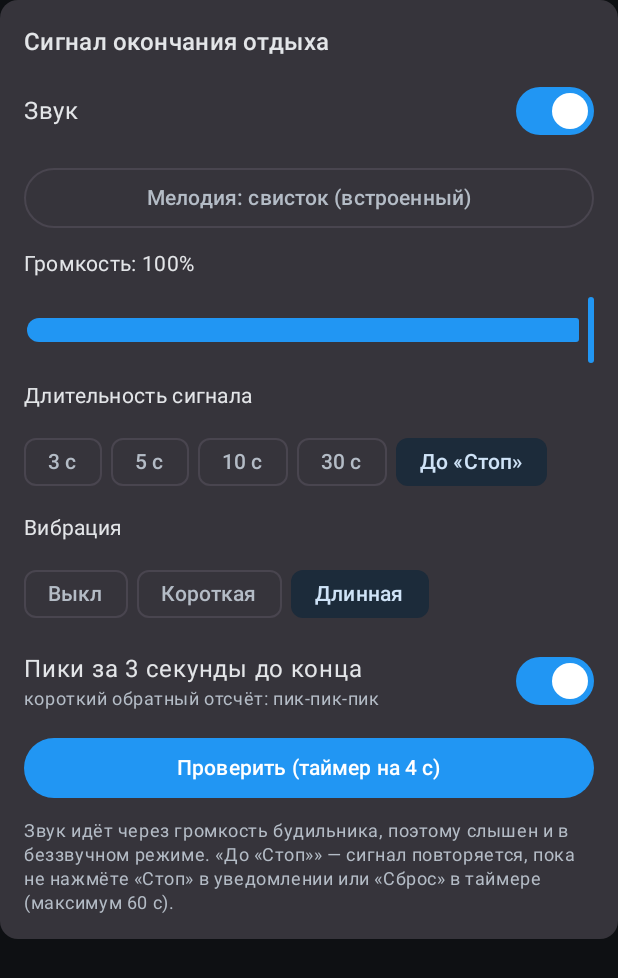
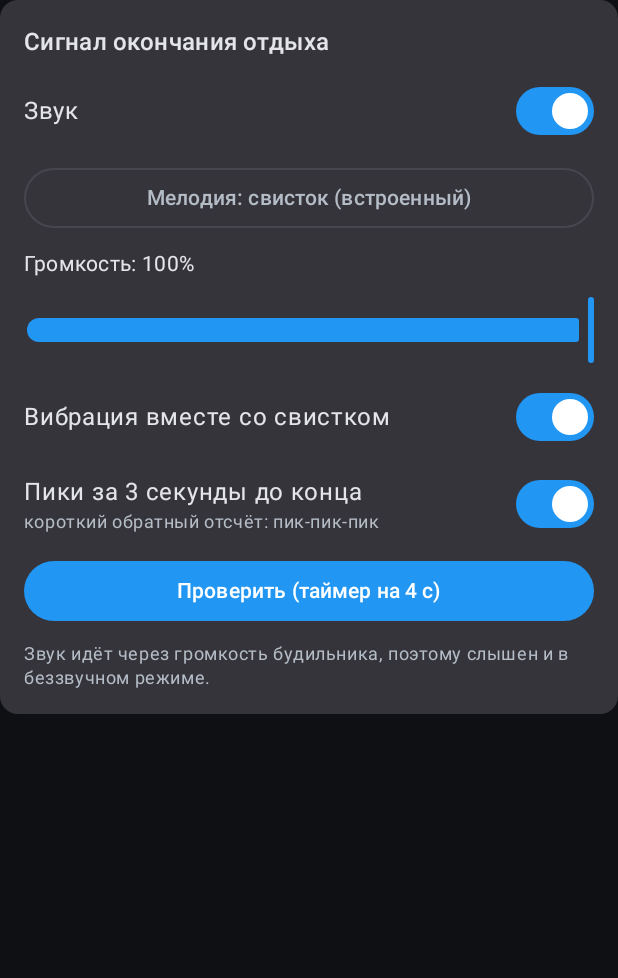
Before and after one commit to Airatik2004/Streetlift, an Android app built with Jetpack Compose: the composable SignalSettingsCard shown on its own in the app's theme, on a phone screen of 412 x 824 dp. Shown: the top 978 px of the screen. Run offline under Robolectric (Android 15) with nearby library versions, the phone set to English and light mode, and no system bars.

Commit message:
Ровно один свисток, вибрация под свисток (вкл/выкл)
Co-Authored-By: Claude Opus 5.5 <noreply@anthropic.com>
Claude-Session: https://claude.ai/code/session_01CnvAUYGLVMCzHoVuzjBdZB

```diff
--- a/app/src/main/java/ru/streetlift/tracker/timer/TimerPrefs.kt
+++ b/app/src/main/java/ru/streetlift/tracker/timer/TimerPrefs.kt
@@ -4,31 +4,23 @@ import android.content.Context
 
 /**
  * Настройки сигнала окончания отдыха. Хранятся на устройстве (SharedPreferences):
- * мелодия — это ссылка на звук конкретного телефона, в JSON-бэкап её переносить нет смысла.
+ * мелодия — ссылка на звук конкретного телефона, в JSON-бэкап её переносить нет смысла.
  */
 object TimerPrefs {
 
-    enum class Vibration(val title: String, val pattern: LongArray) {
-        OFF("Выкл", longArrayOf()),
-        SHORT("Короткая", longArrayOf(0, 300, 250, 300, 900)),
-        LONG("Длинная", longArrayOf(0, 900, 400, 900, 700)),
-    }
+    /** Вибрация звучит «под свисток»: одна, той же длины. */
+    const val VIBRATION_MS = 1_000L
 
     data class Prefs(
         val soundEnabled: Boolean = true,
         /** content:// ссылка на системный звук; null — встроенный свисток. */
         val soundUri: String? = null,
-        /** Длительность сигнала, с; 0 — до нажатия «Стоп» (но не дольше 60 с). */
-        val durationSec: Int = 5,
         /** Громкость 0.1..1.0 (Android 9+). */
         val volume: Float = 1f,
-        val vibration: Vibration = Vibration.LONG,
+        val vibration: Boolean = true,
         /** Короткие пики за 3, 2, 1 секунду до конца. */
         val countdownBeeps: Boolean = true,
     )
-
-    val DURATIONS = listOf(3, 5, 10, 30, 0)
-    const val UNTIL_STOP_CAP_SEC = 60
 
     private const val FILE = "timer_signal"
 
@@ -37,10 +29,8 @@ object TimerPrefs {
         return Prefs(
             soundEnabled = p.getBoolean("soundEnabled", true),
             soundUri = p.getString("soundUri", null),
-            durationSec = p.getInt("durationSec", 5),
             volume = p.getFloat("volume", 1f),
-            vibration = runCatching { Vibration.valueOf(p.getString("vibration", null) ?: "") }
-                .getOrDefault(Vibration.LONG),
+            vibration = p.getBoolean("vibrationOn", true),
             countdownBeeps = p.getBoolean("countdownBeeps", true),
         )
     }
@@ -49,9 +39,8 @@ object TimerPrefs {
         context.getSharedPreferences(FILE, Context.MODE_PRIVATE).edit()
             .putBoolean("soundEnabled", prefs.soundEnabled)
             .putString("soundUri", prefs.soundUri)
-            .putInt("durationSec", prefs.durationSec)
             .putFloat("volume", prefs.volume)
-            .putString("vibration", prefs.vibration.name)
+            .putBoolean("vibrationOn", prefs.vibration)
             .putBoolean("countdownBeeps", prefs.countdownBeeps)
             .apply()
     }
--- a/app/src/main/java/ru/streetlift/tracker/ui/timer/TimerUi.kt
+++ b/app/src/main/java/ru/streetlift/tracker/ui/timer/TimerUi.kt
@@ -376,26 +376,9 @@ fun SignalSettingsCard() {
                 )
             }
 
-            Text("Длительность сигнала", style = MaterialTheme.typography.bodyMedium)
-            Row(Modifier.horizontalScroll(rememberScrollState()), horizontalArrangement = Arrangement.spacedBy(6.dp)) {
-                TimerPrefs.DURATIONS.forEach { d ->
-                    FilterChip(
-                        selected = p.durationSec == d,
-                        onClick = { update(p.copy(durationSec = d)) },
-                        label = { Text(if (d == 0) "До «Стоп»" else "$d с") },
-                    )
-                }
-            }
-
-            Text("Вибрация", style = MaterialTheme.typography.bodyMedium)
-            Row(horizontalArrangement = Arrangement.spacedBy(6.dp)) {
-                TimerPrefs.Vibration.entries.forEach { v ->
-                    FilterChip(
-                        selected = p.vibration == v,
-                        onClick = { update(p.copy(vibration = v)) },
-                        label = { Text(v.title) },
-                    )
-                }
+            Row(verticalAlignment = Alignment.CenterVertically) {
+                Text("Вибрация вместе со свистком", Modifier.weight(1f))
+                Switch(checked = p.vibration, onCheckedChange = { update(p.copy(vibration = it)) })
             }
 
             Row(verticalAlignment = Alignment.CenterVertically) {
@@ -414,8 +397,7 @@ fun SignalSettingsCard() {
                 Text("Проверить (таймер на 4 с)")
             }
             Text(
-                "Звук идёт через громкость будильника, поэтому слышен и в беззвучном режиме. " +
-                    "«До «Стоп»» — сигнал повторяется, пока не нажмёте «Стоп» в уведомлении или «Сброс» в таймере (максимум 60 с).",
+                "Звук идёт через громкость будильника, поэтому слышен и в беззвучном режиме.",
                 style = MaterialTheme.typography.bodySmall,
                 color = MaterialTheme.colorScheme.onSurfaceVariant,
             )
```
Also changed, not shown: app/src/main/java/ru/streetlift/tracker/timer/TimerService.kt (+9 -10 lines).
